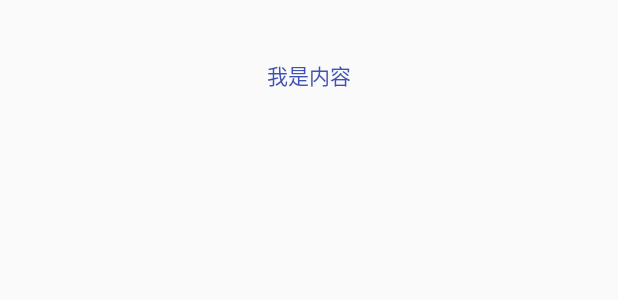
After one commit to HaoPz/MyDemo, an Android app: the layout activity_swipe_menu_view.xml on its own in the app's theme, with its tools: preview values and no code run, on a phone screen of 412 x 824 dp. The commit adds this screen. Shown: the top 300 px of the screen. Run offline under Robolectric (Android 15) with nearby library versions, the phone set to English and light mode, and no system bars.

Commit message:
添加侧滑配置文件

```diff
--- a/src/main/java/com/mydemo/MainActivity.java
+++ b/src/main/java/com/mydemo/MainActivity.java
@@ -12,6 +12,7 @@ import android.widget.TextView;
 import com.mydemo.Base.BaseActivity;
 import com.mydemo.FlowViewActivity.FlowViewActivity;
 import com.mydemo.StickyHeadActivity.StickyHeadActivity;
+import com.mydemo.SwipeMenuView.SwipeMenuViewActivity;
 
 import java.util.ArrayList;
 
@@ -47,6 +48,10 @@ public class MainActivity extends BaseActivity {
                         Intent goFlowViewIntent = new Intent(MainActivity.this, FlowViewActivity.class);
                         startActivity(goFlowViewIntent);
                         break;
+                    case 2:// 侧滑删除
+                        Intent goSwipeMenuViewIntent = new Intent(MainActivity.this, SwipeMenuViewActivity.class);
+                        startActivity(goSwipeMenuViewIntent);
+                        break;
                 }
             }
         });
@@ -55,6 +60,7 @@ public class MainActivity extends BaseActivity {
     private void initData() {
         list.add(getResources().getString(R.string.stickyHeadActivity));
         list.add(getResources().getString(R.string.FlowViewActivity));
+        list.add(getResources().getString(R.string.SwipeMenuView));
     }
 
     class MainAdapter extends RecyclerView.Adapter<MainAdapter.BaseViewHolder> {
--- /dev/null
+++ b/src/main/res/layout/activity_swipe_menu_view.xml
@@ -0,0 +1,39 @@
+<?xml version="1.0" encoding="utf-8"?>
+<LinearLayout xmlns:android="http://schemas.android.com/apk/res/android"
+    android:layout_width="match_parent"
+    android:layout_height="100dp"
+    android:orientation="vertical">
+
+    <com.mydemo.SwipeMenuView.SwipeMenuView
+        android:id="@+id/swipeMenuView"
+        android:layout_width="match_parent"
+        android:layout_height="100dp">
+
+        <LinearLayout
+            android:layout_width="match_parent"
+            android:layout_height="match_parent"
+            android:orientation="horizontal">
+
+            <TextView
+                android:id="@+id/content"
+                android:layout_width="match_parent"
+                android:layout_height="match_parent"
+                android:gravity="center"
+                android:text="我是内容"
+                android:textColor="@color/colorPrimary"
+                android:textSize="14sp" />
+        </LinearLayout>
+
+        <TextView
+            android:id="@+id/editText"
+            android:layout_width="100dp"
+            android:layout_height="match_parent"
+            android:background="#c1c1c1"
+            android:gravity="center"
+            android:text="删除"
+            android:textColor="#f00"
+            android:textSize="14sp" />
+
+    </com.mydemo.SwipeMenuView.SwipeMenuView>
+
+</LinearLayout>
--- a/src/main/res/values/strings.xml
+++ b/src/main/res/values/strings.xml
@@ -2,4 +2,5 @@
     <string name="app_name">MyDemo</string>
     <string name="stickyHeadActivity">RecyclerView 粘性头布局</string>
     <string name="FlowViewActivity">FlowView 流布局</string>
+    <string name="SwipeMenuView">侧滑删除</string>
 </resources>
```
Also changed, not shown: build.gradle (deleted, +0 -35 lines), src/main/AndroidManifest.xml (+13 -7 lines).
